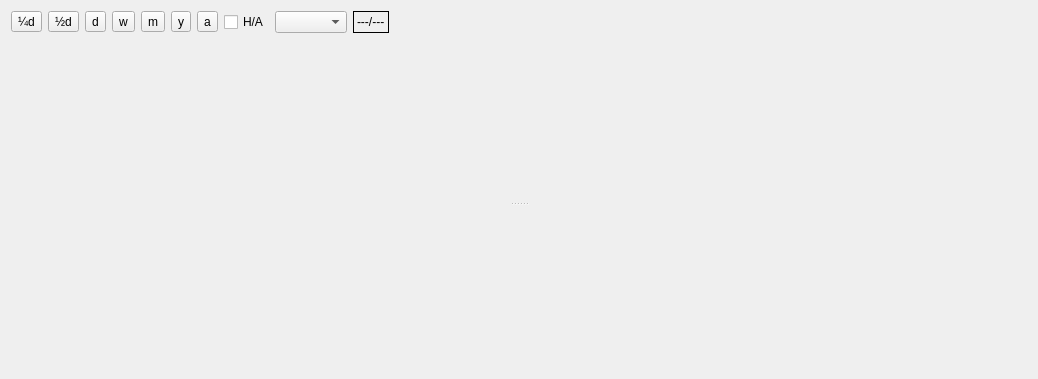
The window that src/widgets/price_chart_widget.ui (biddisco/lxqt-build-tools) describes before a commit, drawn with Qt 5.
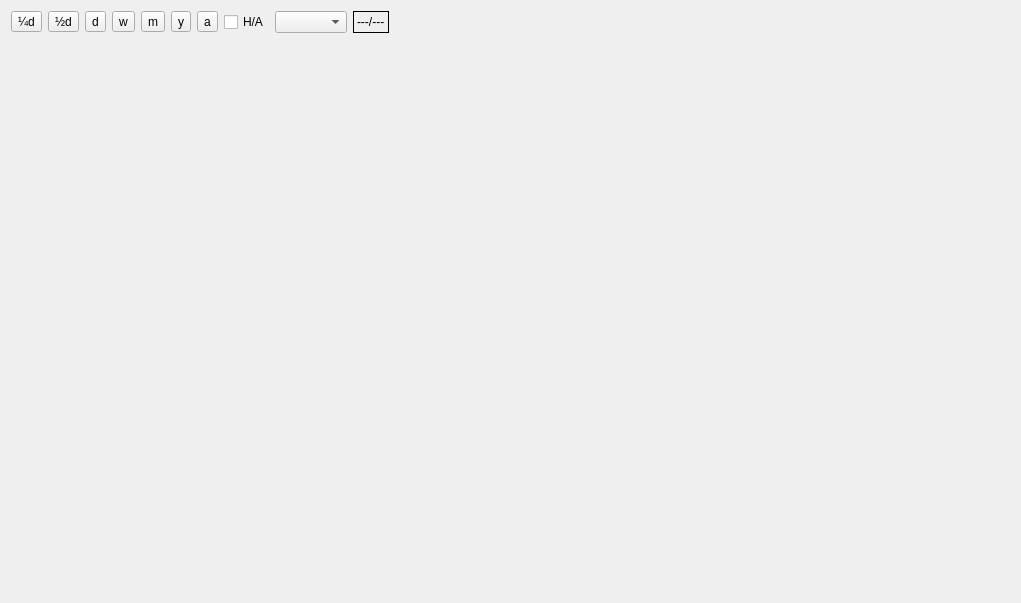
The same window after the commit.

Commit message:
Add indicator plots to splitter incrementallly and hide x-axis for some
The bottom graph displays the x-axis, but others do not need it since
it is common for all displayed graphs. Convert logic to use array of
graphs that can be dynamically updated.

Patch:
```diff
--- a/src/widgets/price_chart_widget.ui
+++ b/src/widgets/price_chart_widget.ui
@@ -6,8 +6,8 @@
    <rect>
     <x>0</x>
     <y>0</y>
-    <width>1038</width>
-    <height>379</height>
+    <width>1021</width>
+    <height>603</height>
    </rect>
   </property>
   <property name="windowTitle">
@@ -123,9 +123,6 @@
      <widget class="QWidget" name="horizontalLayoutWidget">
       <layout class="QHBoxLayout" name="candlestick_layout"/>
      </widget>
-     <widget class="QWidget" name="verticalLayoutWidget">
-      <layout class="QVBoxLayout" name="indicators_layout"/>
-     </widget>
     </widget>
    </item>
   </layout>
```
The commit also changes 2 other files.
